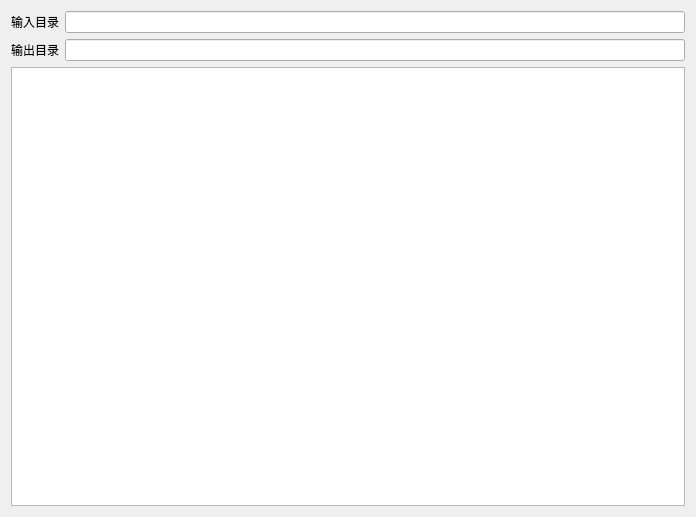
This is Plugin/ImageToIcoPlugin/ui/ImageToIcoPlugin.ui in abjzk/qtCPlusPlus_deepseek_Plugin as Qt 5 draws it before an edit. The edited form follows.
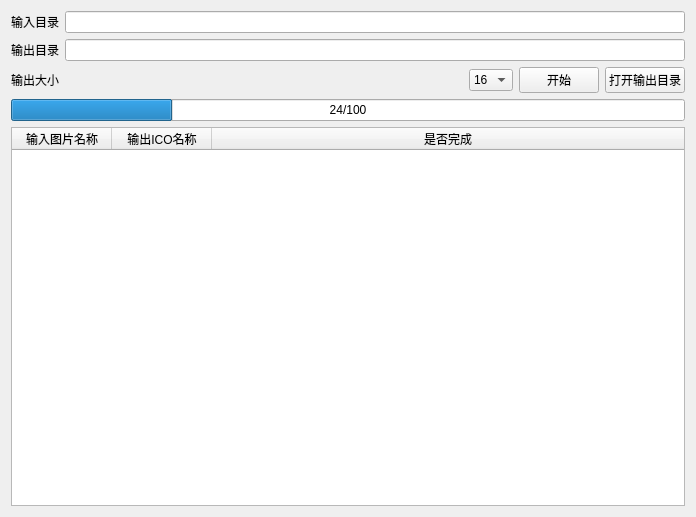
This is the edited form. Custom widgets are drawn as their Qt base class.

Commit message: 完成图像转为ICO插件

Patch:
```diff
--- a/Plugin/ImageToIcoPlugin/ui/ImageToIcoPlugin.ui
+++ b/Plugin/ImageToIcoPlugin/ui/ImageToIcoPlugin.ui
@@ -14,7 +14,7 @@
    <string>Form</string>
   </property>
   <layout class="QGridLayout" name="gridLayout">
-   <item row="0" column="0">
+   <item row="0" column="3">
     <layout class="QHBoxLayout" name="horizontalLayout">
      <item>
       <widget class="QLabel" name="label">
@@ -28,7 +28,92 @@
      </item>
     </layout>
    </item>
-   <item row="1" column="0">
+   <item row="4" column="3">
+    <widget class="QTableWidget" name="tableWidget">
+     <property name="editTriggers">
+      <set>QAbstractItemView::EditTrigger::NoEditTriggers</set>
+     </property>
+     <attribute name="horizontalHeaderCascadingSectionResizes">
+      <bool>false</bool>
+     </attribute>
+     <attribute name="horizontalHeaderStretchLastSection">
+      <bool>true</bool>
+     </attribute>
+     <column>
+      <property name="text">
+       <string>输入图片名称</string>
+      </property>
+     </column>
+     <column>
+      <property name="text">
+       <string>输出ICO名称</string>
+      </property>
+     </column>
+     <column>
+      <property name="text">
+       <string>是否完成</string>
+      </property>
+     </column>
+    </widget>
+   </item>
+   <item row="2" column="3">
+    <layout class="QHBoxLayout" name="horizontalLayout_3">
+     <item>
+      <widget class="QLabel" name="label_3">
+       <property name="text">
+        <string>输出大小</string>
+       </property>
+      </widget>
+     </item>
+     <item>
+      <spacer name="horizontalSpacer">
+       <property name="orientation">
+        <enum>Qt::Orientation::Horizontal</enum>
+       </property>
+       <property name="sizeHint" stdset="0">
+        <size>
+         <width>40</width>
+         <height>20</height>
+        </size>
+       </property>
+      </spacer>
+     </item>
+     <item>
+      <widget class="QComboBox" name="comboBox">
+       <item>
+        <property name="text">
+         <string>16</string>
+        </property>
+       </item>
+       <item>
+        <property name="text">
+         <string>32</string>
+        </property>
+       </item>
+       <item>
+        <property name="text">
+         <string>64</string>
+        </property>
+       </item>
+      </widget>
+     </item>
+     <item>
+      <widget class="QPushButton" name="startButton">
+       <property name="text">
+        <string>开始</string>
+       </property>
+      </widget>
+     </item>
+     <item>
+      <widget class="QPushButton" name="openOutputButton">
+       <property name="text">
+        <string>打开输出目录</string>
+       </property>
+      </widget>
+     </item>
+    </layout>
+   </item>
+   <item row="1" column="3">
     <layout class="QHBoxLayout" name="horizontalLayout_2">
      <item>
       <widget class="QLabel" name="label_2">
@@ -42,8 +127,15 @@
      </item>
     </layout>
    </item>
-   <item row="2" column="0">
-    <widget class="QListWidget" name="listWidget"/>
+   <item row="3" column="3">
+    <widget class="QProgressBar" name="progressBar">
+     <property name="value">
+      <number>24</number>
+     </property>
+     <property name="format">
+      <string>%v/%m</string>
+     </property>
+    </widget>
    </item>
   </layout>
  </widget>
```
The commit also changes 15 other files.
